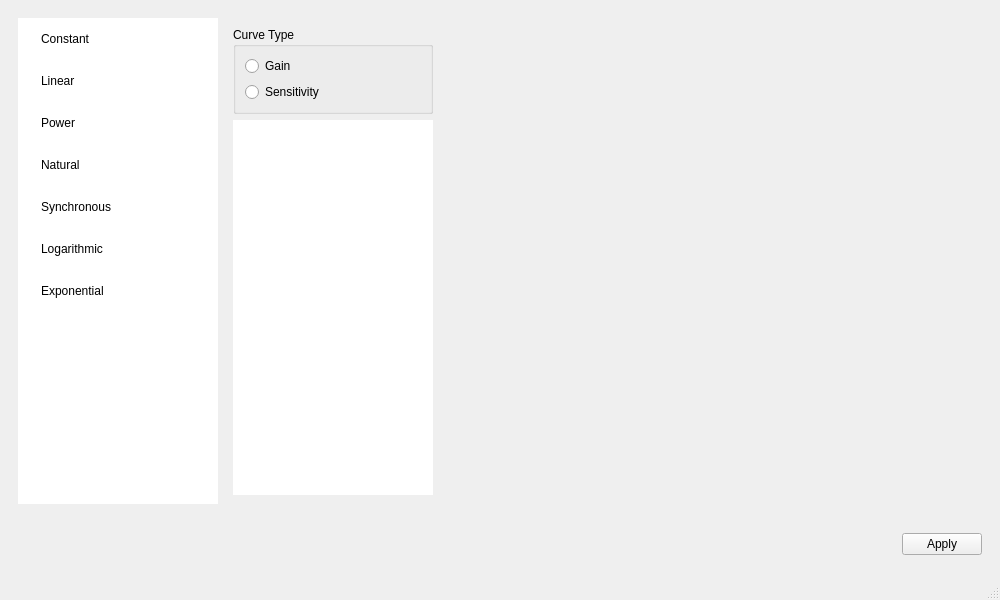
First picture: the form in src/curves/ui/qt/main_window/main_window.ui, repository fsecilia/curves, before the edit.
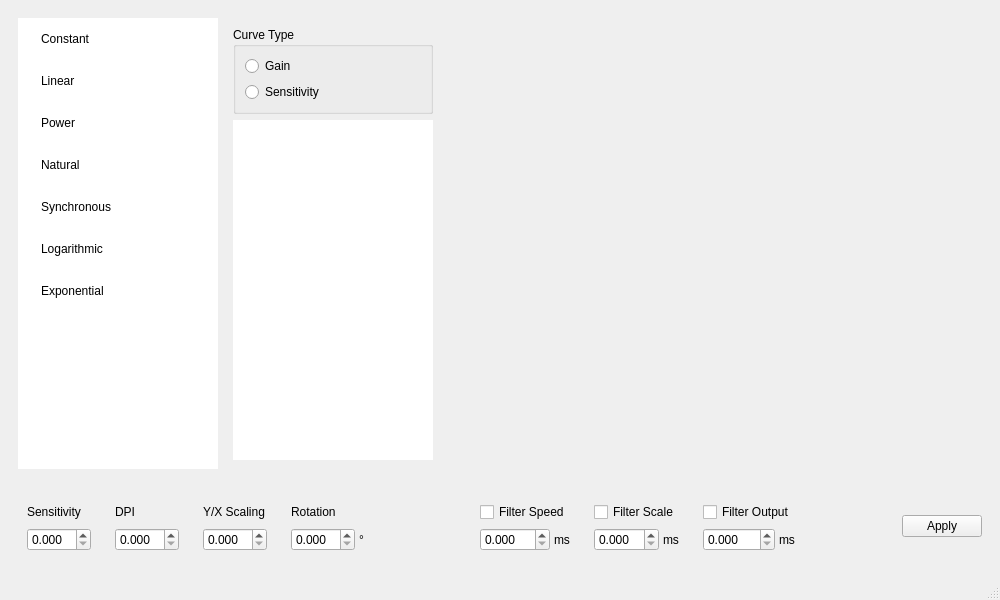
Second picture: the form after the edit. Custom widgets are drawn as their Qt base class.

Commit message: feat(ui): add global config widgets

The edit to the form file:
```diff
--- a/src/curves/ui/qt/main_window/main_window.ui
+++ b/src/curves/ui/qt/main_window/main_window.ui
@@ -217,10 +217,425 @@
       <property name="minimumSize">
        <size>
         <width>0</width>
-        <height>50</height>
+        <height>0</height>
        </size>
       </property>
       <layout class="QHBoxLayout" name="horizontalLayout">
+       <item>
+        <widget class="QWidget" name="sensitivityParameter" native="true">
+         <property name="minimumSize">
+          <size>
+           <width>0</width>
+           <height>0</height>
+          </size>
+         </property>
+         <layout class="QVBoxLayout" name="verticalLayout_4">
+          <item>
+           <widget class="QLabel" name="sensitivityLabel">
+            <property name="sizePolicy">
+             <sizepolicy hsizetype="Expanding" vsizetype="Preferred">
+              <horstretch>0</horstretch>
+              <verstretch>0</verstretch>
+             </sizepolicy>
+            </property>
+            <property name="text">
+             <string>Sensitivity</string>
+            </property>
+           </widget>
+          </item>
+          <item>
+           <widget class="QDoubleSpinBox" name="sensitivityDoubleSpinBox">
+            <property name="sizePolicy">
+             <sizepolicy hsizetype="Expanding" vsizetype="Preferred">
+              <horstretch>0</horstretch>
+              <verstretch>0</verstretch>
+             </sizepolicy>
+            </property>
+            <property name="accelerated">
+             <bool>true</bool>
+            </property>
+            <property name="decimals">
+             <number>3</number>
+            </property>
+            <property name="stepType">
+             <enum>QAbstractSpinBox::StepType::AdaptiveDecimalStepType</enum>
+            </property>
+           </widget>
+          </item>
+         </layout>
+        </widget>
+       </item>
+       <item>
+        <widget class="QWidget" name="dpiParameter" native="true">
+         <property name="minimumSize">
+          <size>
+           <width>0</width>
+           <height>0</height>
+          </size>
+         </property>
+         <layout class="QVBoxLayout" name="verticalLayout_5">
+          <item>
+           <widget class="QLabel" name="dpiLabel">
+            <property name="sizePolicy">
+             <sizepolicy hsizetype="Expanding" vsizetype="Preferred">
+              <horstretch>0</horstretch>
+              <verstretch>0</verstretch>
+             </sizepolicy>
+            </property>
+            <property name="text">
+             <string>DPI</string>
+            </property>
+           </widget>
+          </item>
+          <item>
+           <widget class="QDoubleSpinBox" name="dpiDoubleSpinBox">
+            <property name="sizePolicy">
+             <sizepolicy hsizetype="Expanding" vsizetype="Preferred">
+              <horstretch>0</horstretch>
+              <verstretch>0</verstretch>
+             </sizepolicy>
+            </property>
+            <property name="accelerated">
+             <bool>true</bool>
+            </property>
+            <property name="decimals">
+             <number>3</number>
+            </property>
+            <property name="stepType">
+             <enum>QAbstractSpinBox::StepType::AdaptiveDecimalStepType</enum>
+            </property>
+           </widget>
+          </item>
+         </layout>
+        </widget>
+       </item>
+       <item>
+        <widget class="QWidget" name="anisotropyParameter" native="true">
+         <property name="minimumSize">
+          <size>
+           <width>0</width>
+           <height>0</height>
+          </size>
+         </property>
+         <layout class="QVBoxLayout" name="verticalLayout_7">
+          <item>
+           <widget class="QLabel" name="anisotropyLabel">
+            <property name="sizePolicy">
+             <sizepolicy hsizetype="Expanding" vsizetype="Preferred">
+              <horstretch>0</horstretch>
+              <verstretch>0</verstretch>
+             </sizepolicy>
+            </property>
+            <property name="text">
+             <string>Y/X Scaling</string>
+            </property>
+           </widget>
+          </item>
+          <item>
+           <widget class="QDoubleSpinBox" name="anisotropyDoubleSpinBox">
+            <property name="sizePolicy">
+             <sizepolicy hsizetype="Expanding" vsizetype="Preferred">
+              <horstretch>0</horstretch>
+              <verstretch>0</verstretch>
+             </sizepolicy>
+            </property>
+            <property name="accelerated">
+             <bool>true</bool>
+            </property>
+            <property name="decimals">
+             <number>3</number>
+            </property>
+            <property name="stepType">
+             <enum>QAbstractSpinBox::StepType::AdaptiveDecimalStepType</enum>
+            </property>
+           </widget>
+          </item>
+         </layout>
+        </widget>
+       </item>
+       <item>
+        <widget class="QWidget" name="rotationParameter" native="true">
+         <property name="minimumSize">
+          <size>
+           <width>0</width>
+           <height>0</height>
+          </size>
+         </property>
+         <layout class="QVBoxLayout" name="verticalLayout_6">
+          <item>
+           <widget class="QLabel" name="rotationLabel">
+            <property name="sizePolicy">
+             <sizepolicy hsizetype="Expanding" vsizetype="Preferred">
+              <horstretch>0</horstretch>
+              <verstretch>0</verstretch>
+             </sizepolicy>
+            </property>
+            <property name="text">
+             <string>Rotation</string>
+            </property>
+           </widget>
+          </item>
+          <item>
+           <widget class="QWidget" name="rotationValue" native="true">
+            <layout class="QHBoxLayout" name="horizontalLayout_3">
+             <property name="spacing">
+              <number>4</number>
+             </property>
+             <property name="leftMargin">
+              <number>0</number>
+             </property>
+             <property name="topMargin">
+              <number>0</number>
+             </property>
+             <property name="rightMargin">
+              <number>0</number>
+             </property>
+             <property name="bottomMargin">
+              <number>0</number>
+             </property>
+             <item>
+              <widget class="QDoubleSpinBox" name="rotationDoubleSpinBox">
+               <property name="sizePolicy">
+                <sizepolicy hsizetype="Expanding" vsizetype="Preferred">
+                 <horstretch>0</horstretch>
+                 <verstretch>0</verstretch>
+                </sizepolicy>
+               </property>
+               <property name="accelerated">
+                <bool>true</bool>
+               </property>
+               <property name="decimals">
+                <number>3</number>
+               </property>
+               <property name="stepType">
+                <enum>QAbstractSpinBox::StepType::AdaptiveDecimalStepType</enum>
+               </property>
+              </widget>
+             </item>
+             <item>
+              <widget class="QLabel" name="rotationUnitsLabel">
+               <property name="text">
+                <string>°</string>
+               </property>
+              </widget>
+             </item>
+            </layout>
+           </widget>
+          </item>
+         </layout>
+        </widget>
+       </item>
+       <item>
+        <spacer name="horizontalSpacer_2">
+         <property name="orientation">
+          <enum>Qt::Orientation::Horizontal</enum>
+         </property>
+         <property name="sizeHint" stdset="0">
+          <size>
+           <width>875</width>
+           <height>20</height>
+          </size>
+         </property>
+        </spacer>
+       </item>
+       <item>
+        <widget class="QWidget" name="filterSpeedParameter" native="true">
+         <property name="minimumSize">
+          <size>
+           <width>0</width>
+           <height>0</height>
+          </size>
+         </property>
+         <layout class="QVBoxLayout" name="verticalLayout_10">
+          <item>
+           <widget class="QCheckBox" name="filterSpeedCheckBox">
+            <property name="text">
+             <string>Filter Speed</string>
+            </property>
+           </widget>
+          </item>
+          <item>
+           <widget class="QWidget" name="filterSpeedValue" native="true">
+            <layout class="QHBoxLayout" name="horizontalLayout_6">
+             <property name="spacing">
+              <number>4</number>
+             </property>
+             <property name="leftMargin">
+              <number>0</number>
+             </property>
+             <property name="topMargin">
+              <number>0</number>
+             </property>
+             <property name="rightMargin">
+              <number>0</number>
+             </property>
+             <property name="bottomMargin">
+              <number>0</number>
+             </property>
+             <item>
+              <widget class="QDoubleSpinBox" name="filterSpeedDoubleSpinBox">
+               <property name="sizePolicy">
+                <sizepolicy hsizetype="Expanding" vsizetype="Preferred">
+                 <horstretch>0</horstretch>
+                 <verstretch>0</verstretch>
+                </sizepolicy>
+               </property>
+               <property name="accelerated">
+                <bool>true</bool>
+               </property>
+               <property name="decimals">
+                <number>3</number>
+               </property>
+               <property name="stepType">
+                <enum>QAbstractSpinBox::StepType::AdaptiveDecimalStepType</enum>
+               </property>
+              </widget>
+             </item>
+             <item>
+              <widget class="QLabel" name="filterSpeedUnitsLabel">
+               <property name="text">
+                <string>ms</string>
+               </property>
+              </widget>
+             </item>
+            </layout>
+           </widget>
+          </item>
+         </layout>
+        </widget>
+       </item>
+       <item>
+        <widget class="QWidget" name="filterScaleParameter" native="true">
+         <property name="minimumSize">
+          <size>
+           <width>0</width>
+           <height>0</height>
+          </size>
+         </property>
+         <layout class="QVBoxLayout" name="verticalLayout_12">
+          <item>
+           <widget class="QCheckBox" name="filterScaleCheckBox">
+            <property name="text">
+             <string>Filter Scale</string>
+            </property>
+           </widget>
+          </item>
+          <item>
+           <widget class="QWidget" name="filterScaleValue" native="true">
+            <layout class="QHBoxLayout" name="horizontalLayout_8">
+             <property name="spacing">
+              <number>4</number>
+             </property>
+             <property name="leftMargin">
+              <number>0</number>
+             </property>
+             <property name="topMargin">
+              <number>0</number>
+             </property>
+             <property name="rightMargin">
+              <number>0</number>
+             </property>
+             <property name="bottomMargin">
+              <number>0</number>
+             </property>
+             <item>
+              <widget class="QDoubleSpinBox" name="filterScaleDoubleSpinBox">
+               <property name="sizePolicy">
+                <sizepolicy hsizetype="Expanding" vsizetype="Preferred">
+                 <horstretch>0</horstretch>
+                 <verstretch>0</verstretch>
+                </sizepolicy>
+               </property>
+               <property name="accelerated">
+                <bool>true</bool>
+               </property>
+               <property name="decimals">
+                <number>3</number>
+               </property>
+               <property name="stepType">
+                <enum>QAbstractSpinBox::StepType::AdaptiveDecimalStepType</enum>
+               </property>
+              </widget>
+             </item>
+             <item>
+              <widget class="QLabel" name="filterScaleUnitsLabel">
+               <property name="text">
+                <string>ms</string>
+               </property>
+              </widget>
+             </item>
+            </layout>
+           </widget>
+          </item>
+         </layout>
+        </widget>
+       </item>
+       <item>
+        <widget class="QWidget" name="filterOutputParameter" native="true">
+         <property name="minimumSize">
+          <size>
+           <width>0</width>
+           <height>0</height>
+          </size>
+         </property>
+         <layout class="QVBoxLayout" name="verticalLayout_11">
+          <item>
+           <widget class="QCheckBox" name="filterOutputCheckBox">
+            <property name="text">
+             <string>Filter Output</string>
+            </property>
+           </widget>
+          </item>
+          <item>
+           <widget class="QWidget" name="filterOutputValue" native="true">
+            <layout class="QHBoxLayout" name="horizontalLayout_7">
+             <property name="spacing">
+              <number>4</number>
+             </property>
+             <property name="leftMargin">
+              <number>0</number>
+             </property>
+             <property name="topMargin">
+              <number>0</number>
+             </property>
+             <property name="rightMargin">
+              <number>0</number>
+             </property>
+             <property name="bottomMargin">
+              <number>0</number>
+             </property>
+             <item>
+              <widget class="QDoubleSpinBox" name="filterOutputDoubleSpinBox">
+               <property name="sizePolicy">
+                <sizepolicy hsizetype="Expanding" vsizetype="Preferred">
+                 <horstretch>0</horstretch>
+                 <verstretch>0</verstretch>
+                </sizepolicy>
+               </property>
+               <property name="accelerated">
+                <bool>true</bool>
+               </property>
+               <property name="decimals">
+                <number>3</number>
+               </property>
+               <property name="stepType">
+                <enum>QAbstractSpinBox::StepType::AdaptiveDecimalStepType</enum>
+               </property>
+              </widget>
+             </item>
+             <item>
+              <widget class="QLabel" name="filterOutputUnitsLabel">
+               <property name="text">
+                <string>ms</string>
+               </property>
+              </widget>
+             </item>
+            </layout>
+           </widget>
+          </item>
+         </layout>
+        </widget>
+       </item>
        <item>
         <spacer name="horizontalSpacer">
          <property name="orientation">
@@ -239,6 +654,12 @@
        </item>
        <item>
         <widget class="QPushButton" name="pushButton">
+         <property name="sizePolicy">
+          <sizepolicy hsizetype="Expanding" vsizetype="Fixed">
+           <horstretch>0</horstretch>
+           <verstretch>0</verstretch>
+          </sizepolicy>
+         </property>
          <property name="text">
           <string>Apply</string>
          </property>
```
Left out of the diff: 3 changed lines with no effect on the pictures.
